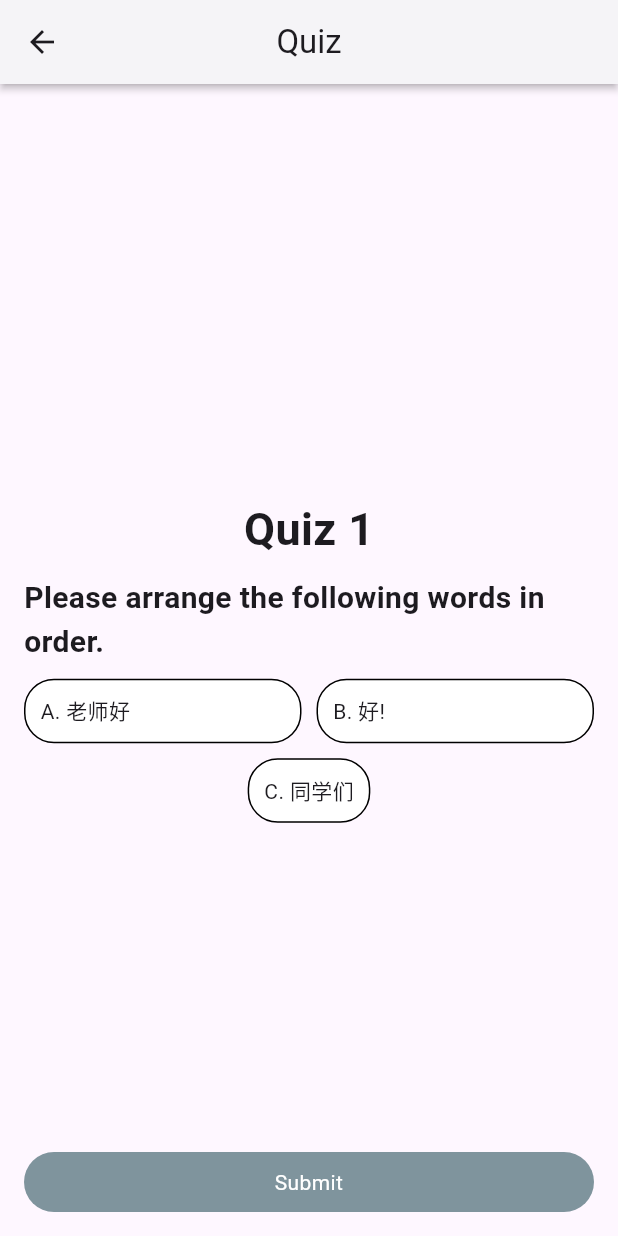
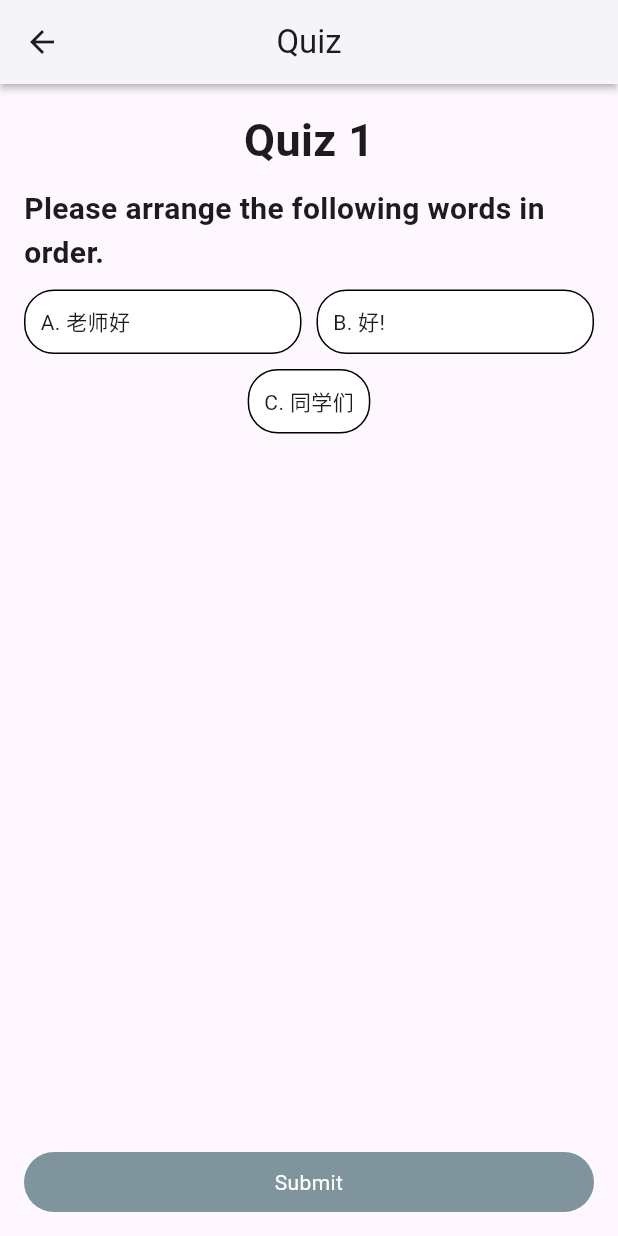
Before and after one commit to ArafatHussain99/chinese_learning_app, a Flutter app: the QuizScreen screen opened directly, on a phone screen of 412 x 824 dp. Run offline on Flutter 3.47's test engine with Material 3 defaults, Android fonts, the light colour scheme and no system bars; our stand-ins replace flip_card, flutter_riverpod, fluttertoast, just_audio, riverpod, shared_preferences and 1 more; accounts and stored records are empty.

Commit message:
[Update]: UI bugs fixed

```diff
--- a/lib/widgets/quiz_card.dart
+++ b/lib/widgets/quiz_card.dart
@@ -25,8 +25,8 @@ class _QuizCardState extends State<QuizCard> {
   Widget build(BuildContext context) {
     return Padding(
       padding: const EdgeInsets.all(16.0),
-      child: Stack(
-        alignment: Alignment.bottomCenter,
+      child: Column(
+        mainAxisAlignment: MainAxisAlignment.spaceBetween,
         children: [
           Column(
             crossAxisAlignment: CrossAxisAlignment.center,
@@ -259,7 +259,7 @@ class _QuizCardState extends State<QuizCard> {
                       ? GlobalColors.primary
                       : GlobalColors.primary.withOpacity(0.6),
                   borderRadius: BorderRadius.circular(20)),
-              child: Expanded(
+              child: Center(
                 child: Text(
                   buttonText,
                   style: const TextStyle(color: Colors.white),
```
Also changed, not shown: lib/screens/topic.dart (+0 -9 lines).
